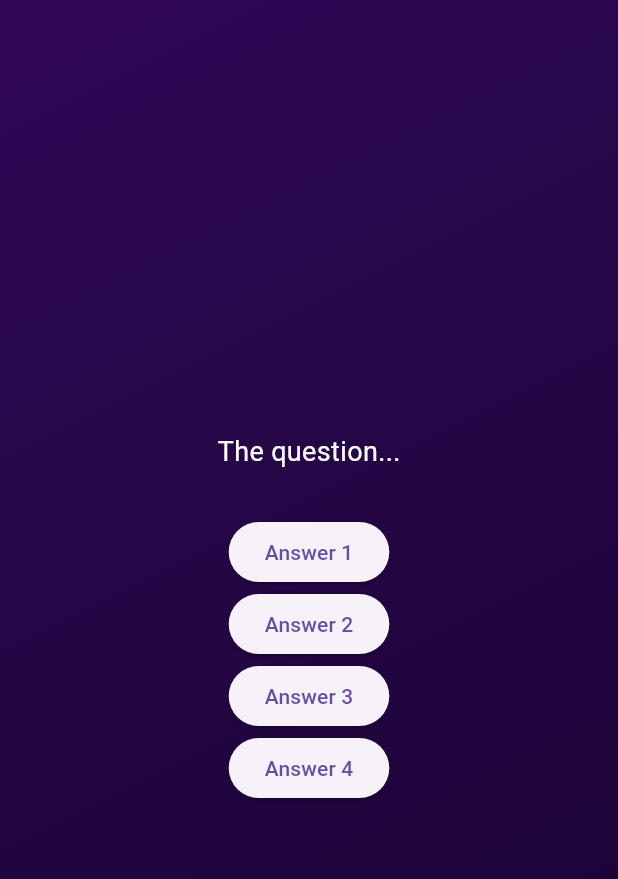
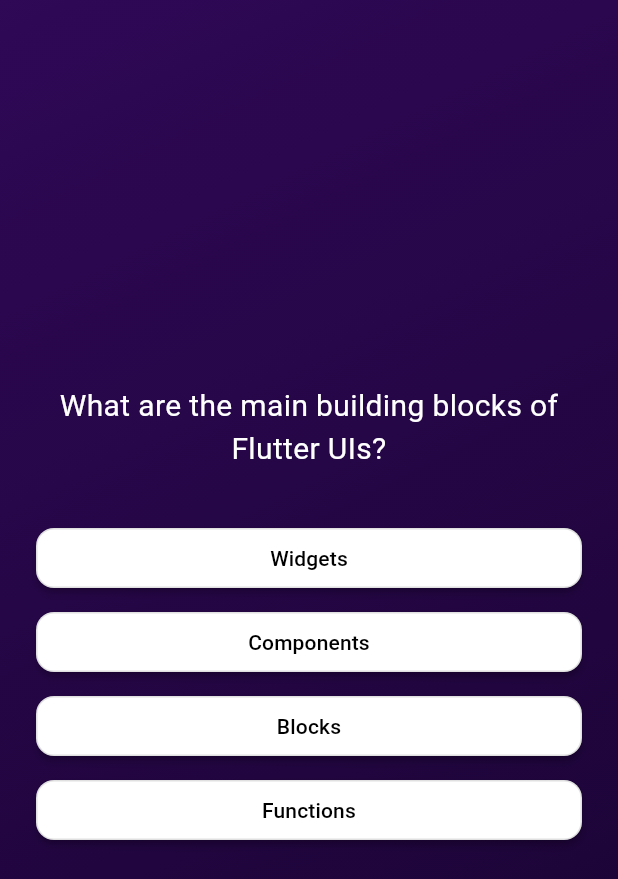
Before and after one commit to AhmadNasserx/Flutter_Quiz_App, a Flutter app: the screen it shows after launch, after a tap on "Start Quiz", on a phone screen of 412 x 824 dp. Shown: the top 879 px of the screen. Run offline on Flutter 3.47's test engine with Material 3 defaults, Android fonts, the phone set to English and light mode, and no system bars.

Commit message:
made buttons more dynamic

```diff
--- /dev/null
+++ b/lib/answer_button.dart
@@ -0,0 +1,41 @@
+import 'package:flutter/material.dart';
+
+class AnswerButton extends StatelessWidget {
+  final String answerText;
+  final void Function() onTap;
+
+  const AnswerButton({
+    super.key,
+    required this.answerText,
+    required this.onTap,
+  });
+
+  @override
+  Widget build(BuildContext context) {
+    return Container(
+      margin: const EdgeInsets.symmetric(vertical: 4),
+      width: double.infinity,
+      child: ElevatedButton(
+        onPressed: onTap,
+        style: ElevatedButton.styleFrom(
+          backgroundColor: Colors.white, // White background
+          foregroundColor: Colors.black, // Text color
+          padding: const EdgeInsets.symmetric(vertical: 8, horizontal: 16), // Smaller padding
+          elevation: 2,
+          shape: RoundedRectangleBorder(
+            borderRadius: BorderRadius.circular(12), // Slightly less rounded
+            side: const BorderSide(color: Colors.black12),
+          ),
+        ),
+        child: Text(
+          answerText,
+          style: const TextStyle(
+            fontSize: 14, // Smaller font
+            fontWeight: FontWeight.w500,
+          ),
+          textAlign: TextAlign.center,
+        ),
+      ),
+    );
+  }
+}
--- a/lib/questions_screen.dart
+++ b/lib/questions_screen.dart
@@ -1,5 +1,6 @@
 import 'package:flutter/material.dart';
-
+import 'package:adv_basics/data/questions.dart';
+import 'package:adv_basics/answer_button.dart';
 class QuestionsScreen extends StatefulWidget{
   const QuestionsScreen({super.key});
   @override
@@ -8,32 +9,38 @@ class QuestionsScreen extends StatefulWidget{
   }
 }
 
-class _QuestionScreenState extends State<QuestionsScreen>{
+class _QuestionScreenState extends State<QuestionsScreen> {
   @override
-  Widget build(context){
+  Widget build(context) {
+    final currentQuestion = questions[0];
+
     return SizedBox(
       width: double.infinity,
-      child: Column(
-        mainAxisAlignment: MainAxisAlignment.center,
-        children: [
-        Text('The question...', style: TextStyle(
-          color: Colors.white,
-          fontSize: 18),),
-        SizedBox(height: 30),
-        ElevatedButton(
-          onPressed: () {},
-           child: const Text('Answer 1')),
-           ElevatedButton(
-          onPressed: () {},
-           child: const Text('Answer 2')),
-           ElevatedButton(
-          onPressed: () {},
-           child: const Text('Answer 3')),
-           ElevatedButton(
-          onPressed: () {},
-           child: const Text('Answer 4')),
-
-      ],),
+      child: Padding(
+        padding: const EdgeInsets.symmetric(horizontal: 24), // Add space from edges
+        child: Column(
+          mainAxisAlignment: MainAxisAlignment.center,
+          children: [
+            Text(
+              currentQuestion.text,
+              style: const TextStyle(
+                color: Colors.white,
+                fontSize: 20,
+              ),
+              textAlign: TextAlign.center,
+            ),
+            const SizedBox(height: 30),
+            ...currentQuestion.answers.map((answer) {
+              return AnswerButton(
+                answerText: answer,
+                onTap: () {
+                  // Handle answer click
+                },
+              );
+            }).toList(),
+          ],
+        ),
+      ),
     );
   }
 }
```
